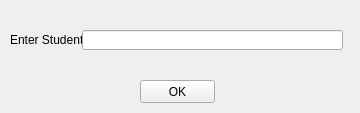
Nastya-Dlusskaya/Corse-Work, file view/addStudent/aStud.ui: the form before one commit.
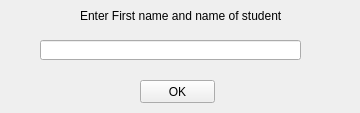
The form after the commit. Icons and pictures are not drawn.

The edit to the form file:
```diff
--- a/view/addStudent/aStud.ui
+++ b/view/addStudent/aStud.ui
@@ -20,21 +20,30 @@
   <widget class="QLabel" name="label">
    <property name="geometry">
     <rect>
-     <x>10</x>
-     <y>30</y>
-     <width>81</width>
-     <height>20</height>
+     <x>80</x>
+     <y>0</y>
+     <width>261</width>
+     <height>31</height>
     </rect>
    </property>
    <property name="text">
-    <string>Enter Student</string>
+    <string>Enter First name and name of student</string>
+   </property>
+   <property name="textFormat">
+    <enum>Qt::PlainText</enum>
+   </property>
+   <property name="scaledContents">
+    <bool>true</bool>
+   </property>
+   <property name="wordWrap">
+    <bool>true</bool>
    </property>
   </widget>
   <widget class="QLineEdit" name="lineEdit">
    <property name="geometry">
     <rect>
-     <x>82</x>
-     <y>30</y>
+     <x>40</x>
+     <y>40</y>
      <width>261</width>
      <height>20</height>
     </rect>
```
Left out of the diff: 2 changed lines with no effect on the pictures.
